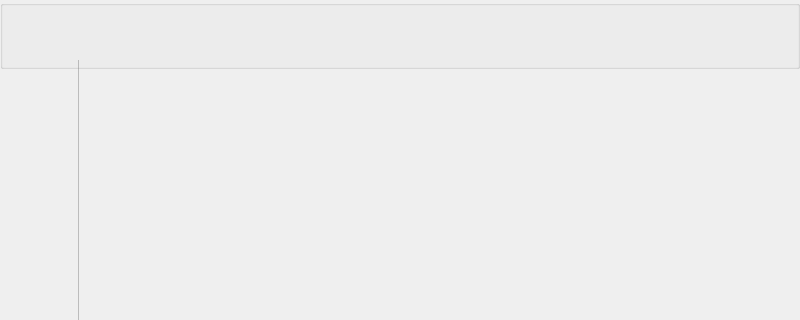
Old version of the form BlocksScreen/lib/ui/mainWindow.ui in the repository BlocksTechnology/BlocksScreen; both pictures show x 0 to 800 and y 0 to 320 of the 800 by 480 pixel window.
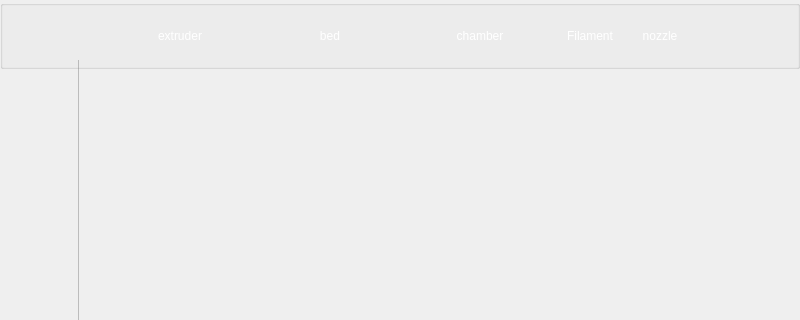
New version of the form. The open tabs and pages were chosen to show the change. Icons and pictures are not drawn. Custom widgets are drawn as their Qt base class.

Commit message: Update header layout, add chamber temperature display

What changed in the file:
```diff
--- a/BlocksScreen/lib/ui/mainWindow.ui
+++ b/BlocksScreen/lib/ui/mainWindow.ui
@@ -504,7 +504,7 @@
      <string/>
     </property>
     <property name="alignment">
-     <set>Qt::AlignCenter</set>
+     <set>Qt::AlignJustify|Qt::AlignVCenter</set>
     </property>
     <property name="flat">
      <bool>true</bool>
@@ -512,715 +512,26 @@
     <property name="checkable">
      <bool>false</bool>
     </property>
-    <layout class="QHBoxLayout" name="header_main_layout" stretch="2,0,0">
+    <layout class="QHBoxLayout" name="header_main_layout" stretch="0,1,1,1,0,0,0">
      <property name="spacing">
-      <number>0</number>
+      <number>10</number>
      </property>
      <property name="sizeConstraint">
       <enum>QLayout::SetMinimumSize</enum>
      </property>
      <property name="leftMargin">
-      <number>0</number>
+      <number>5</number>
      </property>
      <property name="topMargin">
       <number>0</number>
      </property>
      <property name="rightMargin">
-      <number>0</number>
+      <number>5</number>
      </property>
      <property name="bottomMargin">
       <number>0</number>
      </property>
-     <item alignment="Qt::AlignVCenter">
-      <widget class="QFrame" name="header_display_layout">
-       <property name="sizePolicy">
-        <sizepolicy hsizetype="MinimumExpanding" vsizetype="MinimumExpanding">
-         <horstretch>1</horstretch>
-         <verstretch>1</verstretch>
-        </sizepolicy>
-       </property>
-       <property name="minimumSize">
-        <size>
-         <width>600</width>
-         <height>60</height>
-        </size>
-       </property>
-       <property name="maximumSize">
-        <size>
-         <width>600</width>
-         <height>80</height>
-        </size>
-       </property>
-       <property name="palette">
-        <palette>
-         <active>
-          <colorrole role="WindowText">
-           <brush brushstyle="SolidPattern">
-            <color alpha="255">
-             <red>255</red>
-             <green>255</green>
-             <blue>255</blue>
-            </color>
-           </brush>
-          </colorrole>
-          <colorrole role="Button">
-           <brush brushstyle="SolidPattern">
-            <color alpha="255">
-             <red>50</red>
-             <green>50</green>
-             <blue>50</blue>
-            </color>
-           </brush>
-          </colorrole>
-          <colorrole role="Text">
-           <brush brushstyle="SolidPattern">
-            <color alpha="255">
-             <red>255</red>
-             <green>255</green>
-             <blue>255</blue>
-            </color>
-           </brush>
-          </colorrole>
-          <colorrole role="ButtonText">
-           <brush brushstyle="SolidPattern">
-            <color alpha="255">
-             <red>255</red>
-             <green>255</green>
-             <blue>255</blue>
-            </color>
-           </brush>
-          </colorrole>
-          <colorrole role="Base">
-           <brush brushstyle="SolidPattern">
-            <color alpha="255">
-             <red>50</red>
-             <green>50</green>
-             <blue>50</blue>
-            </color>
-           </brush>
-          </colorrole>
-          <colorrole role="Window">
-           <brush brushstyle="SolidPattern">
-            <color alpha="255">
-             <red>50</red>
-             <green>50</green>
-             <blue>50</blue>
-            </color>
-           </brush>
-          </colorrole>
-          <colorrole role="Highlight">
-           <brush brushstyle="SolidPattern">
-            <color alpha="255">
-             <red>60</red>
-             <green>60</green>
-             <blue>60</blue>
-            </color>
-           </brush>
-          </colorrole>
-          <colorrole role="HighlightedText">
-           <brush brushstyle="SolidPattern">
-            <color alpha="255">
-             <red>60</red>
-             <green>60</green>
-             <blue>60</blue>
-            </color>
-           </brush>
-          </colorrole>
-         </active>
-         <inactive>
-          <colorrole role="WindowText">
-           <brush brushstyle="SolidPattern">
-            <color alpha="255">
-             <red>255</red>
-             <green>255</green>
-             <blue>255</blue>
-            </color>
-           </brush>
-          </colorrole>
-          <colorrole role="Button">
-           <brush brushstyle="SolidPattern">
-            <color alpha="255">
-             <red>50</red>
-             <green>50</green>
-             <blue>50</blue>
-            </color>
-           </brush>
-          </colorrole>
-          <colorrole role="Text">
-           <brush brushstyle="SolidPattern">
-            <color alpha="255">
-             <red>255</red>
-             <green>255</green>
-             <blue>255</blue>
-            </color>
-           </brush>
-          </colorrole>
-          <colorrole role="ButtonText">
-           <brush brushstyle="SolidPattern">
-            <color alpha="255">
-             <red>255</red>
-             <green>255</green>
-             <blue>255</blue>
-            </color>
-           </brush>
-          </colorrole>
-          <colorrole role="Base">
-           <brush brushstyle="SolidPattern">
-            <color alpha="255">
-             <red>50</red>
-             <green>50</green>
-             <blue>50</blue>
-            </color>
-           </brush>
-          </colorrole>
-          <colorrole role="Window">
-           <brush brushstyle="SolidPattern">
-            <color alpha="255">
-             <red>50</red>
-             <green>50</green>
-             <blue>50</blue>
-            </color>
-           </brush>
-          </colorrole>
-          <colorrole role="Highlight">
-           <brush brushstyle="SolidPattern">
-            <color alpha="255">
-             <red>60</red>
-             <green>60</green>
-             <blue>60</blue>
-            </color>
-           </brush>
-          </colorrole>
-          <colorrole role="HighlightedText">
-           <brush brushstyle="SolidPattern">
-            <color alpha="255">
-             <red>60</red>
-             <green>60</green>
-             <blue>60</blue>
-            </color>
-           </brush>
-          </colorrole>
-         </inactive>
-         <disabled>
-          <colorrole role="WindowText">
-           <brush brushstyle="SolidPattern">
-            <color alpha="255">
-             <red>255</red>
-             <green>255</green>
-             <blue>255</blue>
-            </color>
-           </brush>
-          </colorrole>
-          <colorrole role="Button">
-           <brush brushstyle="SolidPattern">
-            <color alpha="255">
-             <red>50</red>
-             <green>50</green>
-             <blue>50</blue>
-            </color>
-           </brush>
-          </colorrole>
-          <colorrole role="Text">
-           <brush brushstyle="SolidPattern">
-            <color alpha="255">
-             <red>255</red>
-             <green>255</green>
-             <blue>255</blue>
-            </color>
-           </brush>
-          </colorrole>
-          <colorrole role="ButtonText">
-           <brush brushstyle="SolidPattern">
-            <color alpha="255">
-             <red>255</red>
-             <green>255</green>
-             <blue>255</blue>
-            </color>
-           </brush>
-          </colorrole>
-          <colorrole role="Base">
-           <brush brushstyle="SolidPattern">
-            <color alpha="255">
-             <red>50</red>
-             <green>50</green>
-             <blue>50</blue>
-            </color>
-           </brush>
-          </colorrole>
-          <colorrole role="Window">
-           <brush brushstyle="SolidPattern">
-            <color alpha="255">
-             <red>50</red>
-             <green>50</green>
-             <blue>50</blue>
-            </color>
-           </brush>
-          </colorrole>
-          <colorrole role="Highlight">
-           <brush brushstyle="SolidPattern">
-            <color alpha="255">
-             <red>60</red>
-             <green>60</green>
-             <blue>60</blue>
-            </color>
-           </brush>
-          </colorrole>
-          <colorrole role="HighlightedText">
-           <brush brushstyle="SolidPattern">
-            <color alpha="255">
-             <red>60</red>
-             <green>60</green>
-             <blue>60</blue>
-            </color>
-           </brush>
-          </colorrole>
-         </disabled>
-        </palette>
-       </property>
-       <property name="contextMenuPolicy">
-        <enum>Qt::NoContextMenu</enum>
-       </property>
-       <property name="frameShape">
-        <enum>QFrame::NoFrame</enum>
-       </property>
-       <property name="frameShadow">
-        <enum>QFrame::Plain</enum>
-       </property>
-       <property name="lineWidth">
-        <number>0</number>
-       </property>
-       <layout class="QGridLayout" name="header_grid_layout" rowstretch="0">
-        <property name="sizeConstraint">
-         <enum>QLayout::SetDefaultConstraint</enum>
-        </property>
-        <property name="leftMargin">
-         <number>0</number>
-        </property>
-        <property name="topMargin">
-         <number>0</number>
-        </property>
-        <property name="rightMargin">
-         <number>0</number>
-        </property>
-        <property name="bottomMargin">
-         <number>0</number>
-        </property>
-        <property name="horizontalSpacing">
-         <number>5</number>
-        </property>
-        <property name="verticalSpacing">
-         <number>0</number>
-        </property>
-        <item row="0" column="0">
-         <widget class="DisplayButton" name="extruder_temp_display">
-          <property name="sizePolicy">
-           <sizepolicy hsizetype="Minimum" vsizetype="Fixed">
-            <horstretch>1</horstretch>
-            <verstretch>1</verstretch>
-           </sizepolicy>
-          </property>
-          <property name="minimumSize">
-           <size>
-            <width>60</width>
-            <height>30</height>
-           </size>
-          </property>
-          <property name="maximumSize">
-           <size>
-            <width>140</width>
-            <height>60</height>
-           </size>
-          </property>
-          <property name="font">
-           <font>
-            <pointsize>10</pointsize>
-           </font>
-          </property>
-          <property name="autoFillBackground">
-           <bool>false</bool>
-          </property>
-          <property name="text">
-           <string/>
-          </property>
-          <property name="flat">
-           <bool>true</bool>
-          </property>
-          <property name="icon_pixmap" stdset="0">
-           <pixmap resource="resources/icon_resources.qrc">:/extruder_related/media/btn_icons/nozzle_topbar.svg</pixmap>
-          </property>
-          <property name="name" stdset="0">
-           <string>extruder_temperature_display</string>
-          </property>
-          <property name="button_type" stdset="0">
-           <string>secondary_display</string>
-          </property>
-         </widget>
-        </item>
-        <item row="0" column="2">
-         <widget class="IconButton" name="filament_type_icon">
-          <property name="sizePolicy">
-           <sizepolicy hsizetype="Fixed" vsizetype="Fixed">
-            <horstretch>1</horstretch>
-            <verstretch>1</verstretch>
-           </sizepolicy>
-          </property>
-          <property name="minimumSize">
-           <size>
-            <width>60</width>
-            <height>60</height>
-           </size>
-          </property>
-          <property name="maximumSize">
-           <size>
-            <width>60</width>
-            <height>60</height>
-           </size>
-          </property>
-          <property name="text">
-           <string/>
-          </property>
-          <property name="iconSize">
-           <size>
-            <width>16</width>
-            <height>16</height>
-           </size>
-          </property>
-          <property name="flat">
-           <bool>true</bool>
-          </property>
-          <property name="icon_pixmap" stdset="0">
-           <pixmap resource="resources/icon_resources.qrc">:/filament_related/media/btn_icons/load_filament.svg</pixmap>
-          </property>
-          <property name="name" stdset="0">
-           <string>filament_type_display</string>
-          </property>
-          <property name="button_type" stdset="0">
-           <string>icon_text</string>
-          </property>
-         </widget>
-        </item>
-        <item row="0" column="3">
-         <widget class="IconButton" name="nozzle_size_icon">
-          <property name="sizePolicy">
-           <sizepolicy hsizetype="Minimum" vsizetype="Fixed">
-            <horstretch>1</horstretch>
-            <verstretch>1</verstretch>
-           </sizepolicy>
-          </property>
-          <property name="minimumSize">
-           <size>
-            <width>60</width>
-            <height>60</height>
-           </size>
-          </property>
-          <property name="maximumSize">
-           <size>
-            <width>60</width>
-            <height>60</height>
-           </size>
-          </property>
-          <property name="text">
-           <string/>
-          </property>
-          <property name="iconSize">
-           <size>
-            <width>60</width>
-            <height>60</height>
-           </size>
-          </property>
-          <property name="flat">
-           <bool>true</bool>
-          </property>
-          <property name="icon_pixmap" stdset="0">
-           <pixmap resource="resources/icon_resources.qrc">:/temperature_related/media/btn_icons/standart_temperature.svg</pixmap>
-          </property>
-          <property name="button_type" stdset="0">
-           <string>icon_text</string>
-          </property>
-         </widget>
-        </item>
-        <item row="0" column="1">
-         <widget class="DisplayButton" name="bed_temp_display">
-          <property name="sizePolicy">
-           <sizepolicy hsizetype="MinimumExpanding" vsizetype="MinimumExpanding">
-            <horstretch>1</horstretch>
-            <verstretch>1</verstretch>
-           </sizepolicy>
-          </property>
-          <property name="minimumSize">
-           <size>
-            <width>60</width>
-            <height>30</height>
-           </size>
-          </property>
-          <property name="maximumSize">
-           <size>
-            <width>140</width>
-            <height>60</height>
-           </size>
-          </property>
-          <property name="palette">
-           <palette>
-            <active>
-             <colorrole role="WindowText">
-              <brush brushstyle="SolidPattern">
-               <color alpha="255">
-                <red>255</red>
-                <green>255</green>
-                <blue>255</blue>
-               </color>
-              </brush>
-             </colorrole>
-             <colorrole role="Button">
-              <brush brushstyle="SolidPattern">
-               <color alpha="255">
-                <red>50</red>
-                <green>50</green>
-                <blue>50</blue>
-               </color>
-              </brush>
-             </colorrole>
-             <colorrole role="Text">
-              <brush brushstyle="SolidPattern">
-               <color alpha="255">
-                <red>255</red>
-                <green>255</green>
-                <blue>255</blue>
-               </color>
-              </brush>
-             </colorrole>
-             <colorrole role="ButtonText">
-              <brush brushstyle="SolidPattern">
-               <color alpha="255">
-                <red>255</red>
-                <green>255</green>
-                <blue>255</blue>
-               </color>
-              </brush>
-             </colorrole>
-             <colorrole role="Base">
-              <brush brushstyle="SolidPattern">
-               <color alpha="255">
-                <red>50</red>
-                <green>50</green>
-                <blue>50</blue>
-               </color>
-              </brush>
-             </colorrole>
-             <colorrole role="Window">
-              <brush brushstyle="SolidPattern">
-               <color alpha="255">
-                <red>50</red>
-                <green>50</green>
-                <blue>50</blue>
-               </color>
-              </brush>
-             </colorrole>
-             <colorrole role="Highlight">
-              <brush brushstyle="SolidPattern">
-               <color alpha="255">
-                <red>60</red>
-                <green>60</green>
-                <blue>60</blue>
-               </color>
-              </brush>
-             </colorrole>
-             <colorrole role="HighlightedText">
-              <brush brushstyle="SolidPattern">
-               <color alpha="255">
-                <red>60</red>
-                <green>60</green>
-                <blue>60</blue>
-               </color>
-              </brush>
-             </colorrole>
-            </active>
-            <inactive>
-             <colorrole role="WindowText">
-              <brush brushstyle="SolidPattern">
-               <color alpha="255">
-                <red>255</red>
-                <green>255</green>
-                <blue>255</blue>
-               </color>
-              </brush>
-             </colorrole>
-             <colorrole role="Button">
-              <brush brushstyle="SolidPattern">
-               <color alpha="255">
-                <red>50</red>
-                <green>50</green>
-                <blue>50</blue>
-               </color>
-              </brush>
-             </colorrole>
-             <colorrole role="Text">
-              <brush brushstyle="SolidPattern">
-               <color alpha="255">
-                <red>255</red>
-                <green>255</green>
-                <blue>255</blue>
-               </color>
-              </brush>
-             </colorrole>
-             <colorrole role="ButtonText">
-              <brush brushstyle="SolidPattern">
-               <color alpha="255">
-                <red>255</red>
-                <green>255</green>
-                <blue>255</blue>
-               </color>
-              </brush>
-             </colorrole>
-             <colorrole role="Base">
-              <brush brushstyle="SolidPattern">
-               <color alpha="255">
-                <red>50</red>
-                <green>50</green>
-                <blue>50</blue>
-               </color>
-              </brush>
-             </colorrole>
-             <colorrole role="Window">
-              <brush brushstyle="SolidPattern">
-               <color alpha="255">
-                <red>50</red>
-                <green>50</green>
-                <blue>50</blue>
-               </color>
-              </brush>
-             </colorrole>
-             <colorrole role="Highlight">
-              <brush brushstyle="SolidPattern">
-               <color alpha="255">
-                <red>60</red>
-                <green>60</green>
-                <blue>60</blue>
-               </color>
-              </brush>
-             </colorrole>
-             <colorrole role="HighlightedText">
-              <brush brushstyle="SolidPattern">
-               <color alpha="255">
-                <red>60</red>
-                <green>60</green>
-                <blue>60</blue>
-               </color>
-              </brush>
-             </colorrole>
-            </inactive>
-            <disabled>
-             <colorrole role="WindowText">
-              <brush brushstyle="SolidPattern">
-               <color alpha="255">
-                <red>255</red>
-                <green>255</green>
-                <blue>255</blue>
-               </color>
-              </brush>
-             </colorrole>
-             <colorrole role="Button">
-              <brush brushstyle="SolidPattern">
-               <color alpha="255">
-                <red>50</red>
-                <green>50</green>
-                <blue>50</blue>
-               </color>
-              </brush>
-             </colorrole>
-             <colorrole role="Text">
-              <brush brushstyle="SolidPattern">
-               <color alpha="255">
-                <red>255</red>
-                <green>255</green>
-                <blue>255</blue>
-               </color>
-              </brush>
-             </colorrole>
-             <colorrole role="ButtonText">
-              <brush brushstyle="SolidPattern">
-               <color alpha="255">
-                <red>255</red>
-                <green>255</green>
-                <blue>255</blue>
-               </color>
-              </brush>
-             </colorrole>
-             <colorrole role="Base">
-              <brush brushstyle="SolidPattern">
-               <color alpha="255">
-                <red>50</red>
-                <green>50</green>
-                <blue>50</blue>
-               </color>
-              </brush>
-             </colorrole>
-             <colorrole role="Window">
-              <brush brushstyle="SolidPattern">
-               <color alpha="255">
-                <red>50</red>
-                <green>50</green>
-                <blue>50</blue>
-               </color>
-              </brush>
-             </colorrole>
-             <colorrole role="Highlight">
-              <brush brushstyle="SolidPattern">
-               <color alpha="255">
-                <red>60</red>
-                <green>60</green>
-                <blue>60</blue>
-               </color>
-              </brush>
-             </colorrole>
-             <colorrole role="HighlightedText">
-              <brush brushstyle="SolidPattern">
-               <color alpha="255">
-                <red>60</red>
-                <green>60</green>
-                <blue>60</blue>
-               </color>
-              </brush>
-             </colorrole>
-            </disabled>
-           </palette>
-          </property>
-          <property name="font">
-           <font>
-            <pointsize>10</pointsize>
-           </font>
-          </property>
-          <property name="text">
-           <string/>
-          </property>
-          <property name="checkable">
-           <bool>false</bool>
-          </property>
-          <property name="default">
-           <bool>false</bool>
-          </property>
-          <property name="flat">
-           <bool>true</bool>
-          </property>
-          <property name="icon_pixmap" stdset="0">
-           <pixmap resource="resources/icon_resources.qrc">:/temperature_related/media/btn_icons/temperature_plate.svg</pixmap>
-          </property>
-          <property name="name" stdset="0">
-           <string>bed_temperature_display</string>
-          </property>
-          <property name="button_type" stdset="0">
-           <string>secondary_display</string>
-          </property>
-         </widget>
-        </item>
-       </layout>
-       <zorder>filament_type_icon</zorder>
-       <zorder>extruder_temp_display</zorder>
-       <zorder>bed_temp_display</zorder>
-       <zorder>nozzle_size_icon</zorder>
-      </widget>
-     </item>
-     <item>
+     <item alignment="Qt::AlignLeft">
       <widget class="IconButton" name="notification_btn">
        <property name="sizePolicy">
         <sizepolicy hsizetype="Minimum" vsizetype="Fixed">
@@ -1260,6 +571,155 @@
        </property>
       </widget>
      </item>
+     <item alignment="Qt::AlignHCenter">
+      <widget class="DisplayButton" name="extruder_temp_display">
+       <property name="minimumSize">
+        <size>
+         <width>140</width>
+         <height>60</height>
+        </size>
+       </property>
+       <property name="maximumSize">
+        <size>
+         <width>160</width>
+         <height>60</height>
+        </size>
+       </property>
+       <property name="text">
+        <string>extruder</string>
+       </property>
+       <property name="flat">
+        <bool>true</bool>
+       </property>
+       <property name="button_type" stdset="0">
+        <string>secondary_display</string>
+       </property>
+       <property name="icon_pixmap" stdset="0">
+        <pixmap resource="resources/icon_resources.qrc">:/extruder_related/media/btn_icons/nozzle_topbar.svg</pixmap>
+       </property>
+       <property name="name" stdset="0">
+        <string>extruder_temperature_display</string>
+       </property>
+      </widget>
+     </item>
+     <item alignment="Qt::AlignHCenter">
+      <widget class="DisplayButton" name="bed_temp_display">
+       <property name="minimumSize">
+        <size>
+         <width>140</width>
+         <height>60</height>
+        </size>
+       </property>
+       <property name="maximumSize">
+        <size>
+         <width>160</width>
+         <height>60</height>
+        </size>
+       </property>
+       <property name="text">
+        <string>bed</string>
+       </property>
+       <property name="flat">
+        <bool>true</bool>
+       </property>
+       <property name="button_type" stdset="0">
+        <string>secondary_display</string>
+       </property>
+       <property name="icon_pixmap" stdset="0">
+        <pixmap resource="resources/icon_resources.qrc">:/temperature_related/media/btn_icons/temperature_plate.svg</pixmap>
+       </property>
+      </widget>
+     </item>
+     <item alignment="Qt::AlignHCenter">
+      <widget class="DisplayButton" name="chamber_temp_display">
+       <property name="minimumSize">
+        <size>
+         <width>140</width>
+         <height>60</height>
+        </size>
+       </property>
+       <property name="maximumSize">
+        <size>
+         <width>160</width>
+         <height>60</height>
+        </size>
+       </property>
+       <property name="text">
+        <string>chamber</string>
+       </property>
+       <property name="flat">
+        <bool>true</bool>
+       </property>
+       <property name="icon_pixmap" stdset="0">
+        <pixmap resource="resources/top_bar_resources.qrc">:/top_bar_icons/media/topbar/chamber_temp_topbar.svg</pixmap>
+       </property>
+       <property name="display_format" stdset="0">
+        <string>dual</string>
+       </property>
+       <property name="button_type" stdset="0">
+        <string>display_secondary</string>
+       </property>
+       <property name="secondary_pixmap" stdset="0">
+        <pixmap resource="resources/icon_resources.qrc">:/temperature_related/media/btn_icons/humidity_raindrop_icon_bw.svg</pixmap>
+       </property>
+      </widget>
+     </item>
+     <item alignment="Qt::AlignHCenter">
+      <widget class="IconButton" name="filament_type_icon">
+       <property name="minimumSize">
+        <size>
+         <width>60</width>
+         <height>60</height>
+        </size>
+       </property>
+       <property name="maximumSize">
+        <size>
+         <width>60</width>
+         <height>60</height>
+        </size>
+       </property>
+       <property name="text">
+        <string>Filament</string>
+       </property>
+       <property name="flat">
+        <bool>true</bool>
+       </property>
+       <property name="icon_pixmap" stdset="0">
+        <pixmap resource="resources/icon_resources.qrc">:/filament_related/media/btn_icons/load_filament.svg</pixmap>
+       </property>
+       <property name="button_type" stdset="0">
+        <string>icon_text</string>
+       </property>
+      </widget>
+     </item>
+     <item alignment="Qt::AlignHCenter">
+      <widget class="IconButton" name="nozzle_size_icon">
+       <property name="minimumSize">
+        <size>
+         <width>60</width>
+         <height>60</height>
+        </size>
+       </property>
+       <property name="maximumSize">
+        <size>
+         <width>60</width>
+         <height>60</height>
+        </size>
+       </property>
+       <property name="text">
+        <string>nozzle</string>
+       </property>
+       <property name="flat">
+        <bool>true</bool>
+       </property>
+       <property name="button_type" stdset="0">
+        <string>icon_text</string>
+       </property>
+       <property name="icon_pixmap" stdset="0">
+        <pixmap resource="resources/icon_resources.qrc">:/temperature_related/media/btn_icons/standart_temperature.svg</pixmap>
+       </property>
+      </widget>
+     </item>
      <item alignment="Qt::AlignRight|Qt::AlignTop">
       <widget class="IconButton" name="wifi_button">
        <property name="enabled">
```
Left out of the diff: 5 changed lines with no effect on the pictures. The commit also changes 1 other file.
